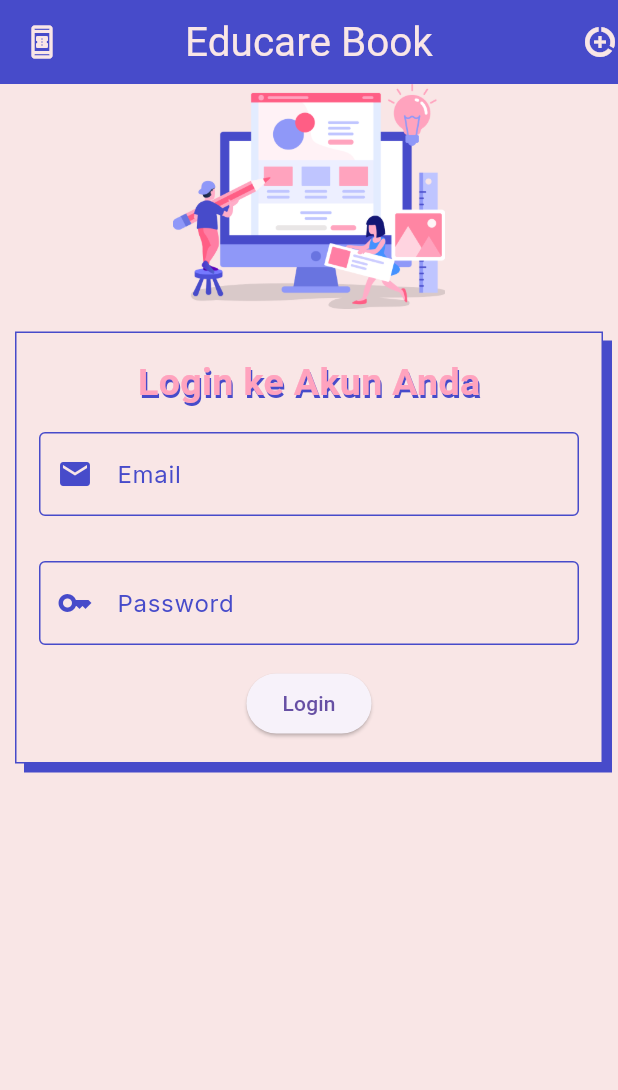
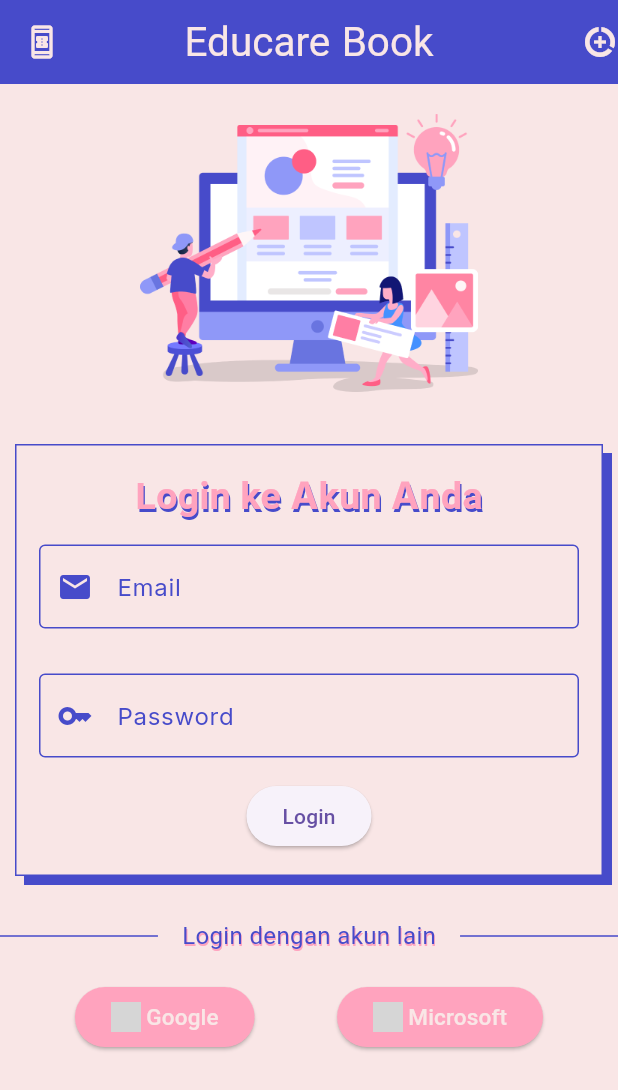
Before and after one commit to numen111104/login-flutter, a Flutter app: the screen it shows after launch, on a phone screen of 412 x 824 dp. Shown: the top 1090 px of the screen. Run offline on Flutter 3.47's test engine with Material 3 defaults, Android fonts, the phone set to English and light mode, and no system bars; our stand-ins replace google_fonts; network calls fail; Roboto replaces fonts that are missing (Itim); grey boxes are pictures that could not be loaded.

Commit message:
Adding some widget

```diff
--- a/lib/login.dart
+++ b/lib/login.dart
@@ -47,12 +47,14 @@ class _PasswordState extends State<LoginWidget> {
   String? _password;
   @override
   Widget build(BuildContext context) {
-    return Column(
+    return ListView(
+      children: [
+        Column(
           children: [
             Image.asset(
               'images/login.png',
               width: 225,
-          height: 150,
+              height: 225,
             ),
             Container(
               padding: const EdgeInsets.all(15),
@@ -149,7 +151,11 @@ class _PasswordState extends State<LoginWidget> {
                             context: context,
                             builder: (context) {
                               return AlertDialog(
-                            content: Text("Terima kasih $_email keren $_password"),
+                                content: Text(
+                                    "Terima kasih $_email keren $_password", style: TextStyle(
+                                  fontSize: 17,
+                                  fontFamily: GoogleFonts.inter().fontFamily
+                                ),),
                               );
                             });
                       },
@@ -157,8 +163,122 @@ class _PasswordState extends State<LoginWidget> {
                 ],
               ),
             ),
+            const SizedBox(
+              height: 50,
+              child: Row(
+                children: [
+                  Expanded(
+                    child: Divider(
+                      color: Color(0xFF474BCA),
+                      thickness: 1.0,
+                    ),
+                  ),
+                  Padding(
+                    padding: EdgeInsets.symmetric(horizontal: 16.0),
+                    child: Text(
+                      'Login dengan akun lain',
+
+                      style: TextStyle(
+                        color: Color(0xFF474BCA),
+                          fontSize: 16.0,
+                        shadows: [
+                          Shadow(
+                            color: Color(0xffFFA3BE),
+                            offset: Offset(0.5, 1)
+                          )
+                        ]
+                      ),
+                    ),
+                  ),
+                  Expanded(
+                    child: Divider(
+                      color: Color(0xFF474BCA),
+                      thickness: 1.0,
+                    ),
+                  ),
+                ],
+              ),
+            ),
             Row(
-          children: [],
+              mainAxisAlignment: MainAxisAlignment.spaceEvenly,
+              children: [
+                Container(
+                  padding: const EdgeInsets.all(5),
+                  child: Row(
+                    mainAxisAlignment: MainAxisAlignment.spaceEvenly,
+                    children: [
+                      ElevatedButton(
+                          onPressed: () {},
+                          style: const ButtonStyle(
+                              backgroundColor:
+                                  MaterialStatePropertyAll(Color(0xffFFA3BE))),
+                          child: Padding(
+                            padding: const EdgeInsets.symmetric(
+                                horizontal: 0, vertical: 4),
+                            child: Row(
+                              mainAxisAlignment: MainAxisAlignment.spaceBetween,
+                              children: [
+                                Container(
+                                  margin: const EdgeInsets.only(right: 3.5),
+                                  child: Image.network(
+                                    'https://www.gstatic.com/images/branding/googleg/2x/googleg_standard_color_192dp.png',
+                                    width: 20,
+                                    height: 20,
+                                  ),
+                                ),
+                                const Text(
+                                  "Google",
+                                  style: TextStyle(
+                                    fontSize: 15.0,
+                                    color: Color(0xffF9E6E6),
+                                  ),
+                                )
+                              ],
+                            ),
+                          )),
+                    ],
+                  ),
+                ),
+                Container(
+                  padding: const EdgeInsets.all(5),
+                  child: Row(
+                    mainAxisAlignment: MainAxisAlignment.spaceEvenly,
+                    children: [
+                      ElevatedButton(
+                          onPressed: () {},
+                          style: const ButtonStyle(
+                              backgroundColor:
+                                  MaterialStatePropertyAll(Color(0xffFFA3BE))),
+                          child: Padding(
+                            padding: const EdgeInsets.symmetric(
+                                horizontal: 0, vertical: 4),
+                            child: Row(
+                              mainAxisAlignment: MainAxisAlignment.spaceBetween,
+                              children: [
+                                Container(
+                                  margin: const EdgeInsets.only(right: 3.5),
+                                  child: Image.network(
+                                    'https://th.bing.com/th?id=ODLS.dff3174d-c8cf-4132-8c42-90ebaa81f245&w=32&h=32&qlt=90&pcl=fffffa&o=6&pid=1.2',
+                                    width: 20,
+                                    height: 20,
+                                  ),
+                                ),
+                                const Text(
+                                  "Microsoft",
+                                  style: TextStyle(
+                                    fontSize: 15.0,
+                                    color: Color(0xffF9E6E6),
+                                  ),
+                                )
+                              ],
+                            ),
+                          )),
+                    ],
+                  ),
+                )
+              ],
+            )
+          ],
         )
       ],
     );
```
Lines whose indentation alone changed are shown as unchanged.
